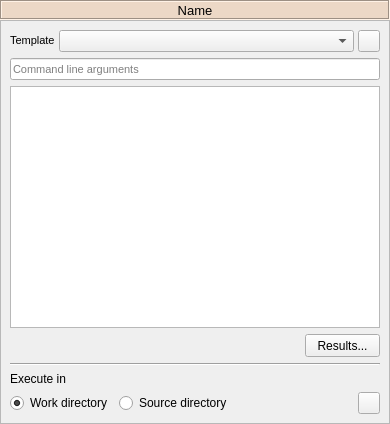
Before: the Qt Designer form spinetoolbox/project_items/tool/ui/tool_properties.ui in spine-tools/Spine-Toolbox, drawn with Qt 5.
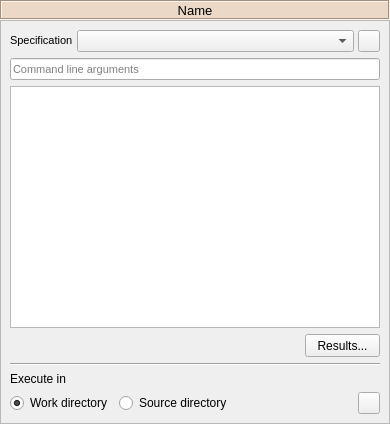
After: the same form once the commit is applied. Icons and pictures are not drawn.

Commit message:
'Tool templates' are now called 'Tool specifications' in user guide, in code, and in UI
Resolves Issue #176

Patch:
```diff
--- a/spinetoolbox/project_items/tool/ui/tool_properties.ui
+++ b/spinetoolbox/project_items/tool/ui/tool_properties.ui
@@ -131,7 +131,7 @@
             </font>
            </property>
            <property name="text">
-            <string>Template</string>
+            <string>Specification</string>
            </property>
           </widget>
          </item>
```
Left out of the diff: 12 changed lines with no effect on the pictures. The commit also changes 98 other files.
